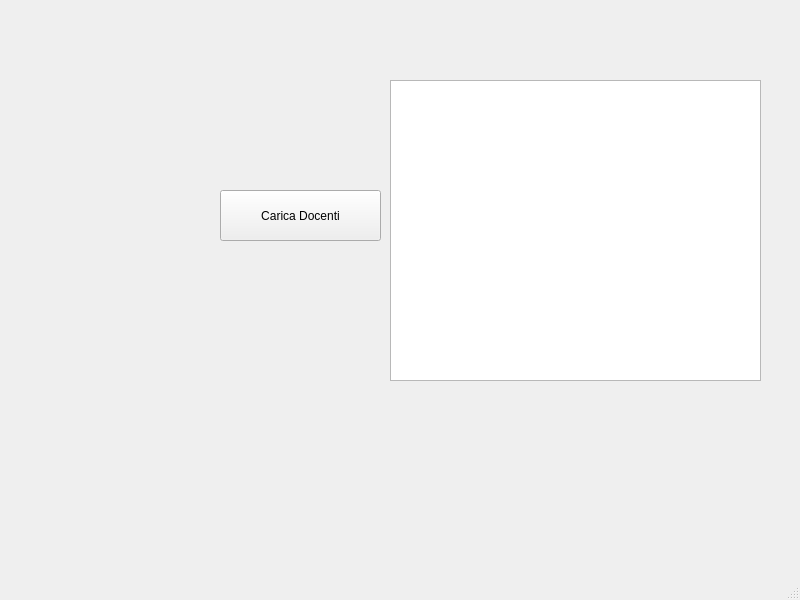
First picture: the form in mainwindow.ui, repository Breccio07/InterfaceLab, before the edit.
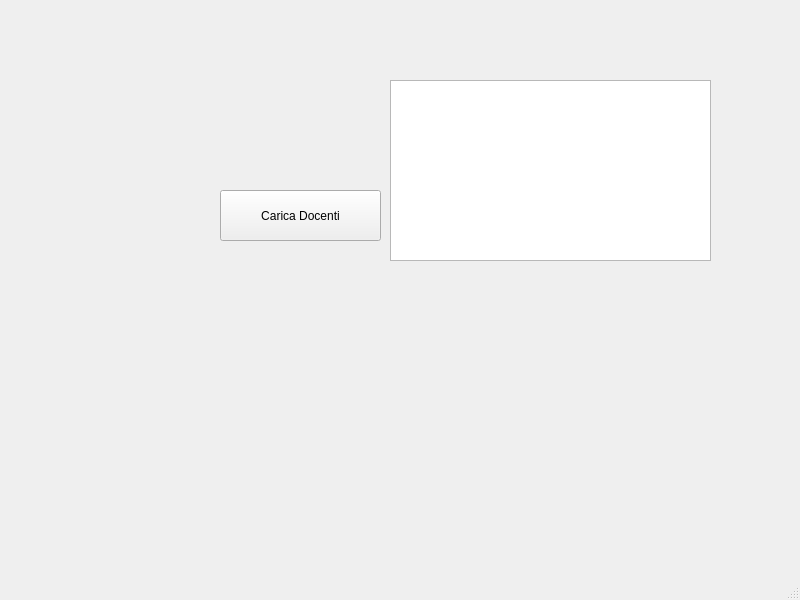
Second picture: the form after the edit.

Diff of the .ui file:
```diff
--- a/mainwindow.ui
+++ b/mainwindow.ui
@@ -19,8 +19,8 @@
      <rect>
       <x>390</x>
       <y>80</y>
-      <width>371</width>
-      <height>301</height>
+      <width>321</width>
+      <height>181</height>
      </rect>
     </property>
    </widget>
```
